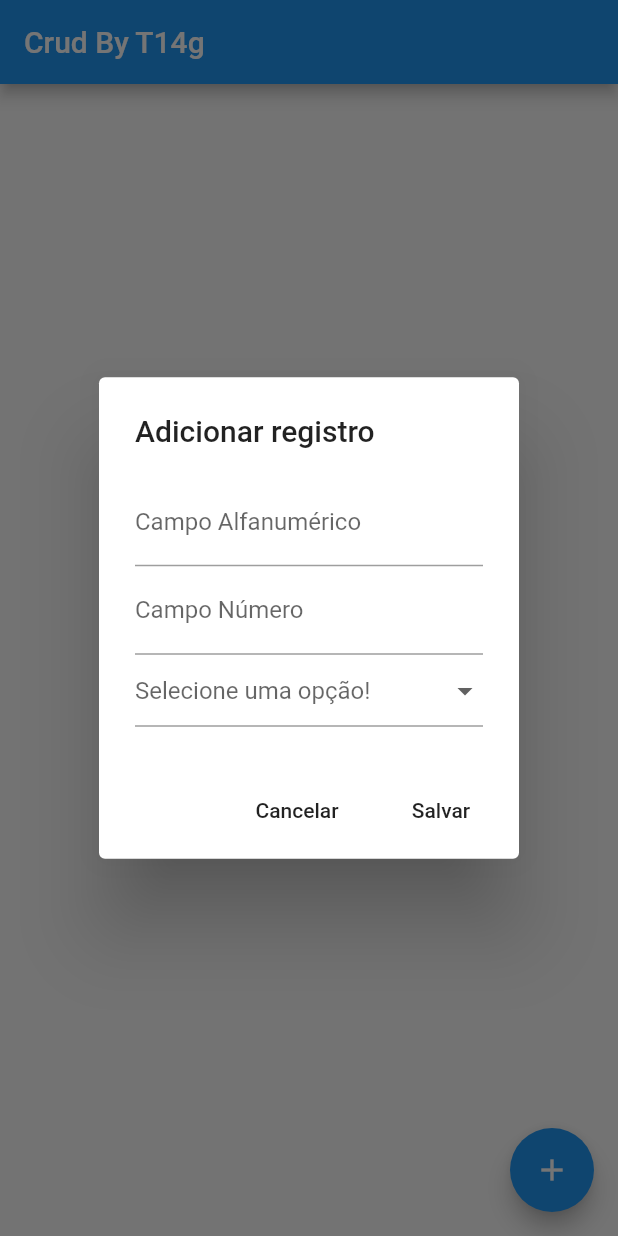
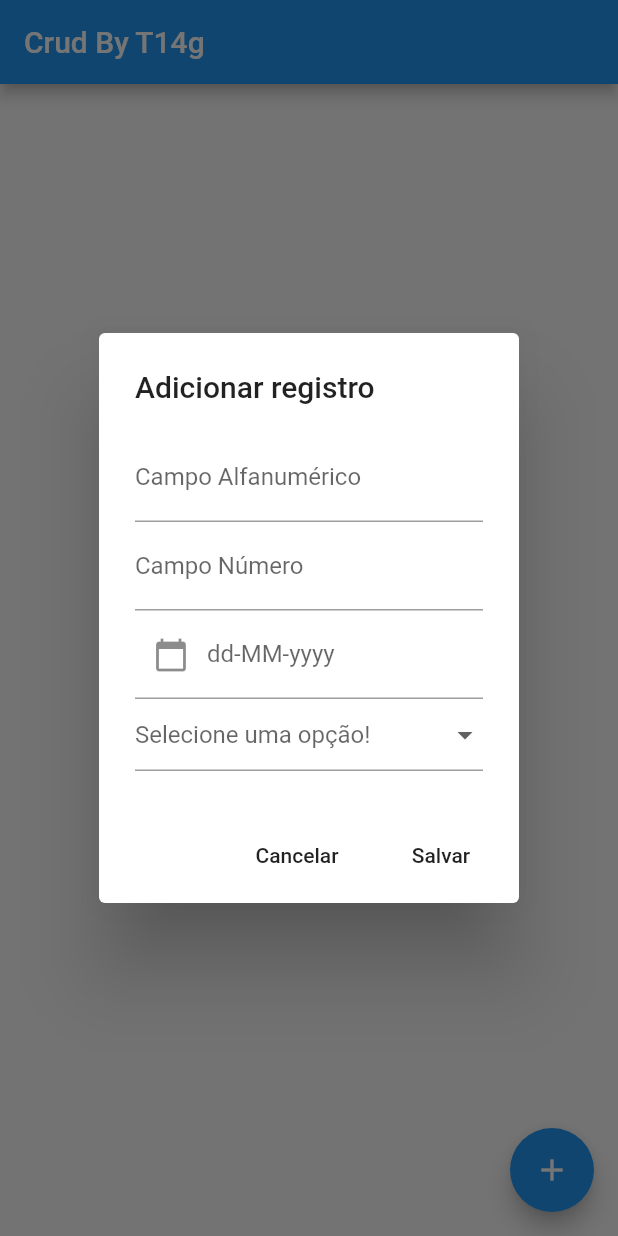
Before and after one commit to T14g/flutter-dart-crud, a Flutter app: the screen it shows after launch, after a tap on the "add" icon, on a phone screen of 412 x 824 dp. Run offline on Flutter 3.47's test engine with Material 2 defaults, Android fonts, the phone set to English and light mode, and no system bars; our stand-ins replace sqflite; accounts and stored records are empty.

```diff
--- a/lib/screens/home_screen.dart
+++ b/lib/screens/home_screen.dart
@@ -35,7 +35,7 @@ class _HomeScreenState extends State<HomeScreen> {
     if(_pickedDate != null){
       setState(() {
         _date = _pickedDate;
-        _fieldDate.text = DateFormat('dd-MM-YYYY').format(_pickedDate);
+        _fieldDate.text = DateFormat('dd-MM-yyyy').format(_pickedDate);
       });
     }
   }
@@ -108,25 +108,26 @@ class _HomeScreenState extends State<HomeScreen> {
                 labelText: 'Campo Número'
               ),
             ),
-            // TextField(
-            //   controller: _fieldDate,
-            //   decoration: InputDecoration(
-            //     labelText: 'Data',
-            //     prefixIcon: InkWell(onTap: (){
-            //       _selectDate(context);
-            //     }),
-            //   ),
-            // ),
+            TextField(
+              controller: _fieldDate,
+              decoration: InputDecoration(
+                labelText: 'dd-MM-yyyy',
+                prefixIcon: InkWell(onTap: (){
+                  _selectDate(context);
+                },child: Icon(Icons.calendar_today))
+              ),
+            ),
             DropdownButtonFormField(
               value: _fieldSelect,
               items: [
-                DropdownMenuItem(child: Text('Casa'), value: Text('Casa')),
-                DropdownMenuItem(child: Text('Carro'), value: Text('Carro')),
-                DropdownMenuItem(child: Text('BMW'), value: Text('BMW')),
+                DropdownMenuItem(child: Text('Casa'), value: 'Casa'),
+                DropdownMenuItem(child: Text('Carro'), value: 'Carro'),
+                DropdownMenuItem(child: Text('BMW'), value: 'BMW'),
               ],
               hint: Text('Selecione uma opção!'),
               onChanged: (value){
                 setState(() {
+                  print(value);
                   _fieldSelect = value;
                 });
               },
```
